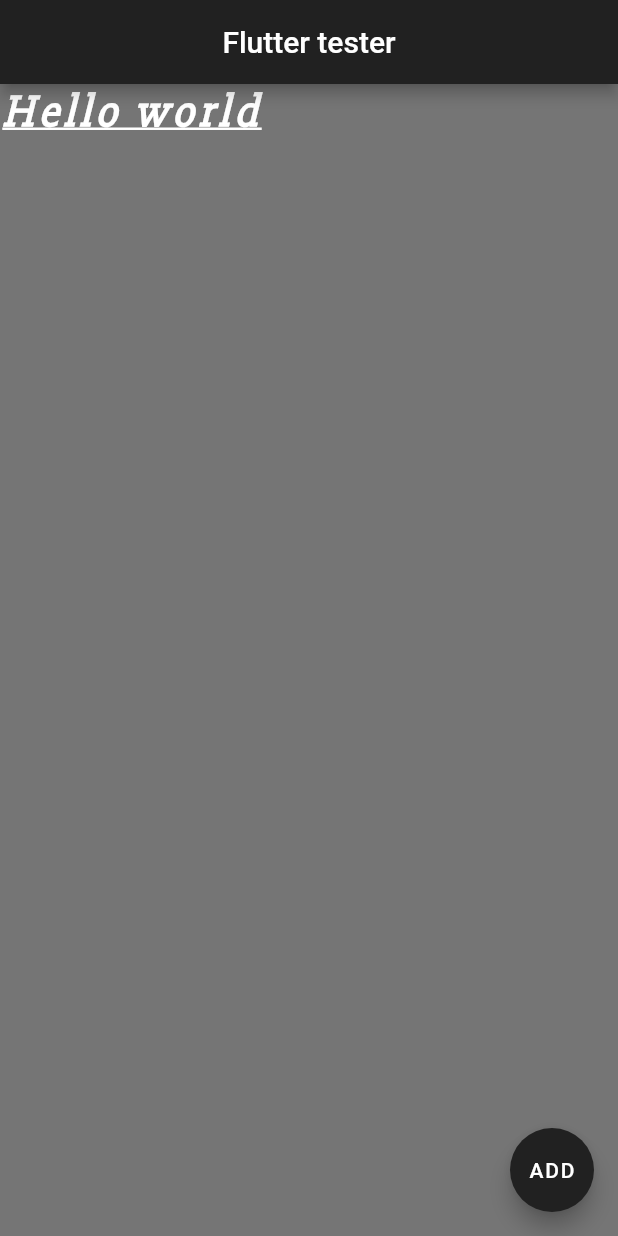
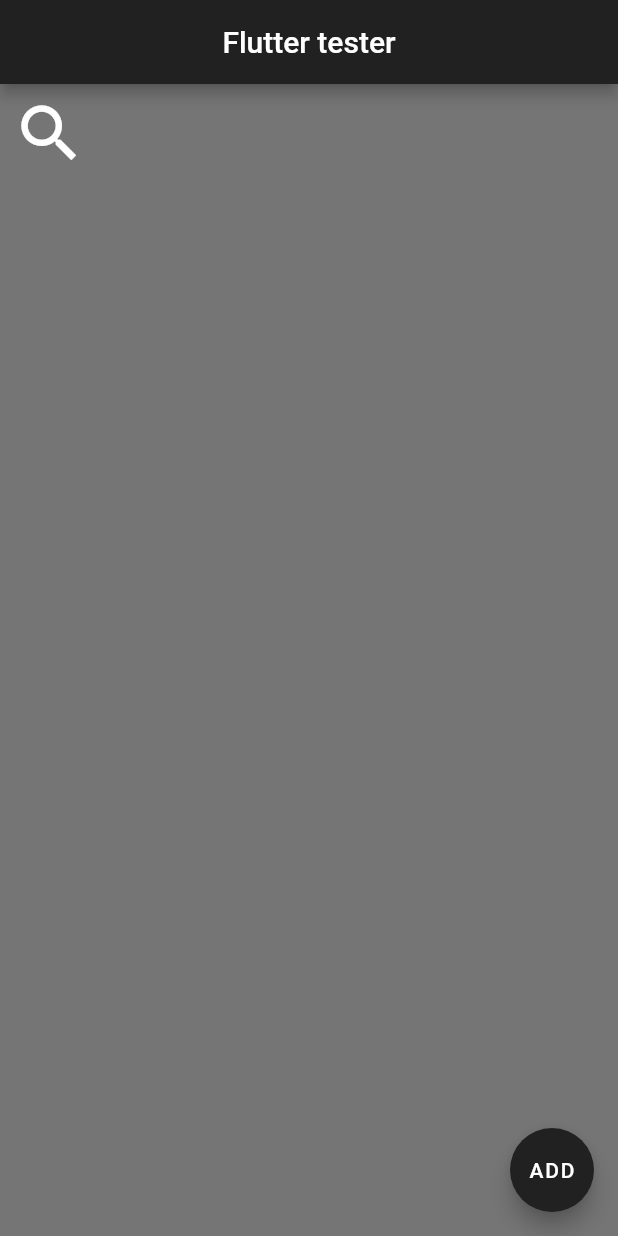
Before and after one commit to firegod17/For_test, a Flutter app: the screen it shows after launch, on a phone screen of 412 x 824 dp. Run offline on Flutter 3.47's test engine with Material 2 defaults, Android fonts, the phone set to English and light mode, and no system bars; our stand-ins replace flutter_svg.

Commit message:
Add images and icons

```diff
--- a/lib/main.dart
+++ b/lib/main.dart
@@ -1,4 +1,5 @@
 import 'package:flutter/material.dart';
+import 'package:flutter_svg/flutter_svg.dart';
 
 void main() => runApp(FlutterTutorialWidget());
 
@@ -13,18 +14,17 @@ class FlutterTutorialWidget extends StatelessWidget {
           centerTitle: true,
           backgroundColor: Colors.grey[900],
         ),
-        body: Text(
-          "Hello world",
-          style: TextStyle(
-            fontSize: 30.0,
-            fontStyle: FontStyle.italic,
-            fontWeight: FontWeight.bold,
-            decoration: TextDecoration.underline,
-            letterSpacing: 3.0,
-            color: Colors.white,
-            fontFamily: "Slabo",
+        body: IconButton(
+          icon: Icon(
+            Icons.search,
           ),
+          iconSize: 50.0,
+          color: Colors.white,
+          onPressed: () {
+            print("New Info add");
+          },
         ),
+        // SvgPicture.asset("assets/images/im3.svg"),
         floatingActionButton: FloatingActionButton(
           child: Text("ADD"),
           backgroundColor: Colors.grey[900],
```
Also changed, not shown: pubspec.yaml (+4 -4 lines), assets/fonts/Slabo27px-Regular.ttf (renamed from fonts/Slabo27px-Regular.ttf), assets/images/im3.svg (added), assets/images/img1.jpg (added), assets/images/img2.jpg (added), pubspec.lock.
